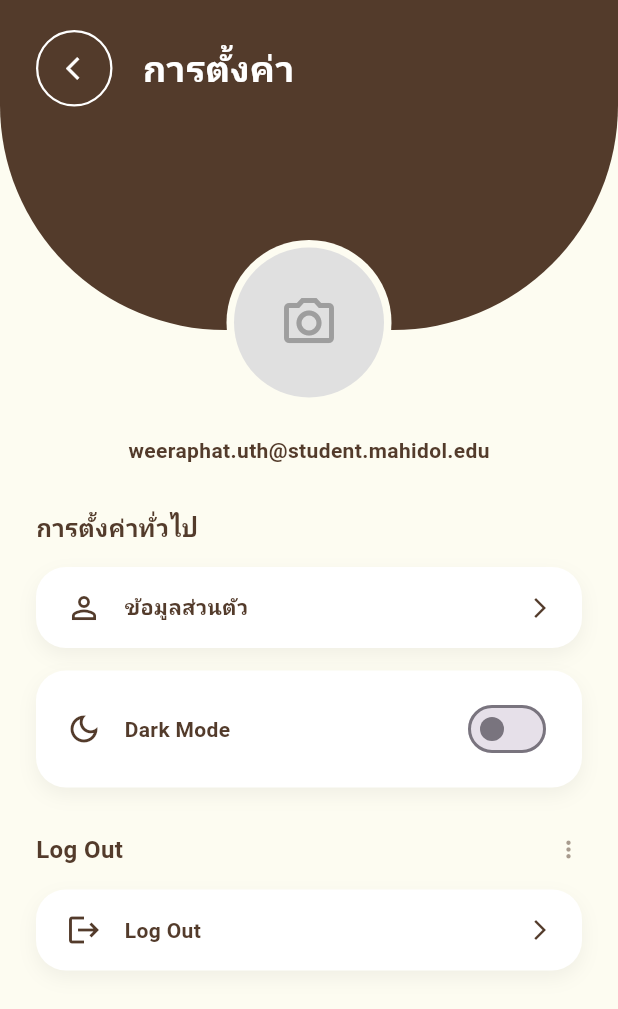
After one commit to Danaithep12072005/mood-vibe-app, a Flutter app: the SettingsPage screen opened by its route, on a phone screen of 412 x 824 dp. The commit adds this screen. Shown: the top 1009 px of the screen. Run offline on Flutter 3.47's test engine with Material 3 defaults, Android fonts, the phone set to English and light mode, and no system bars; network calls fail; Roboto replaces fonts that are missing (Montserrat).

Commit message:
settings_main

```diff
--- a/lib/main.dart
+++ b/lib/main.dart
@@ -5,6 +5,7 @@ import 'pages/sign_in_page.dart';
 import 'pages/register_page.dart';
 import 'pages/score_page.dart';
 import 'pages/statistics_page.dart';
+import 'pages/settings_page.dart';
 
 
 // --- 2. Import Shared Widgets (สีและดีไซน์หลัก) ---
@@ -36,6 +37,7 @@ class MyApp extends StatelessWidget {
         '/register': (context) => const RegisterPage(),
         '/score': (context) => const ScorePage(),
         '/statistics': (context) => const StatisticsPage(),
+        '/settings': (context) => const SettingsPage(),
       },
     );
   }
--- /dev/null
+++ b/lib/pages/settings_page.dart
@@ -0,0 +1,196 @@
+import 'package:flutter/material.dart';
+import '../utils/shared_widgets.dart';
+
+class SettingsPage extends StatefulWidget {
+  const SettingsPage({super.key});
+
+  @override
+  State<SettingsPage> createState() => _SettingsPageState();
+}
+
+class _SettingsPageState extends State<SettingsPage> {
+  bool isDarkMode = false; // เก็บสถานะปุ่ม Dark Mode
+
+  @override
+  Widget build(BuildContext context) {
+    return Scaffold(
+      backgroundColor: moodVibeCream,
+      body: SingleChildScrollView(
+        child: Column(
+          children: [
+            // ส่วน Header โค้งสีน้ำตาลเข้ม และ รูปโปรไฟล์
+            Stack(
+              clipBehavior: Clip.none, // ยอมให้ widget ล้นขอบ Stack ได้
+              alignment: Alignment.topCenter,
+              children: [
+                // 1. พื้นหลังสีน้ำตาลโค้ง
+                Container(
+                  height: 220, // ลดความสูงลงเล็กน้อย
+                  width: double.infinity,
+                  decoration: const BoxDecoration(
+                    color: moodVibeDarkBrown,
+                    borderRadius: BorderRadius.only(
+                      bottomLeft: Radius.circular(150),
+                      bottomRight: Radius.circular(150),
+                    ),
+                  ),
+                ),
+
+                // 2. ปุ่มย้อนกลับ และ ข้อความ "การตั้งค่า" (จัดให้อยู่ด้านบน)
+                SafeArea(
+                  child: Padding(
+                    padding: const EdgeInsets.only(top: 20, left: 24, right: 24),
+                    child: Row(
+                      crossAxisAlignment: CrossAxisAlignment.center,
+                      children: [
+                        Container(
+                          decoration: BoxDecoration(
+                            shape: BoxShape.circle,
+                            border: Border.all(color: Colors.white, width: 1.5)
+                          ),
+                          child: IconButton(
+                            icon: const Icon(Icons.arrow_back_ios_new, size: 18, color: Colors.white),
+                            onPressed: () => Navigator.pop(context),
+                            padding: const EdgeInsets.only(right: 2), // ขยับไอคอนให้ตรงกลางวงกลม
+                            constraints: const BoxConstraints(minWidth: 40, minHeight: 40),
+                          ),
+                        ),
+                        const SizedBox(width: 20),
+                        const Text(
+                          'การตั้งค่า',
+                          style: TextStyle(fontSize: 24, fontWeight: FontWeight.bold, color: Colors.white)
+                        ),
+                      ],
+                    ),
+                  ),
+                ),
+
+                // 3. รูปโปรไฟล์ (จัดให้อยู่กึ่งกลางรอยต่อ)
+                Positioned(
+                  bottom: -50, // ดันรูปลงมาครึ่งหนึ่งของขนาดรูป (radius 50)
+                  child: Container(
+                    padding: const EdgeInsets.all(5), // สร้างขอบสีขาวรอบรูป
+                    decoration: const BoxDecoration(
+                      color: moodVibeCream,
+                      shape: BoxShape.circle
+                    ),
+                    child: CircleAvatar(
+                      radius: 50,
+                      backgroundColor: Colors.grey.shade300,
+                      child: const Icon(Icons.camera_alt_outlined, size: 40, color: Colors.grey),
+                    ),
+                  ),
+                ),
+              ],
+            ),
+
+            // เว้นระยะห่างด้านล่างรูปโปรไฟล์
+            const SizedBox(height: 70),
+
+            // ข้อมูลผู้ใช้
+            const Text(
+              'weeraphat.uth@student.mahidol.edu',
+              style: TextStyle(color: moodVibeDarkBrown, fontWeight: FontWeight.bold)
+            ),
+            const SizedBox(height: 30),
+
+            // ส่วนของเมนูการตั้งค่า
+            Padding(
+              padding: const EdgeInsets.symmetric(horizontal: 24.0),
+              child: Column(
+                crossAxisAlignment: CrossAxisAlignment.start,
+                children: [
+                  const Text(
+                    'การตั้งค่าทั่วไป',
+                    style: TextStyle(fontSize: 16, fontWeight: FontWeight.bold, color: moodVibeDarkBrown)
+                  ),
+                  const SizedBox(height: 15),
+
+                  // เมนู ข้อมูลส่วนตัว
+                  _buildSettingTile(
+                    title: 'ข้อมูลส่วนตัว',
+                    icon: Icons.person_outline,
+                    onTap: () => Navigator.pushNamed(context, '/profile_edit'),
+                    trailing: const Icon(Icons.arrow_forward_ios, size: 16, color: moodVibeDarkBrown),
+                  ),
+                  const SizedBox(height: 15),
+
+                  // เมนู Dark Mode
+                  _buildSettingTile(
+                    title: 'Dark Mode',
+                    icon: Icons.dark_mode_outlined,
+                    onTap: () {},
+                    trailing: Switch(
+                      value: isDarkMode,
+                      activeColor: moodVibeOlive,
+                      onChanged: (value) {
+                        setState(() { isDarkMode = value; });
+                      },
+                    ),
+                  ),
+                  const SizedBox(height: 30),
+
+                  // เมนู Log Out
+                  Row(
+                    mainAxisAlignment: MainAxisAlignment.spaceBetween,
+                    children: [
+                      const Text(
+                        'Log Out',
+                        style: TextStyle(fontSize: 16, fontWeight: FontWeight.bold, color: moodVibeDarkBrown)
+                      ),
+                      Icon(Icons.more_vert, size: 18, color: moodVibeDarkBrown.withOpacity(0.5)), // ไอคอน 3 จุด
+                    ],
+                  ),
+                  const SizedBox(height: 15),
+                  _buildSettingTile(
+                    title: 'Log Out',
+                    icon: Icons.logout,
+                    onTap: () {
+                      Navigator.pushNamedAndRemoveUntil(context, '/', (route) => false);
+                    },
+                    trailing: const Icon(Icons.arrow_forward_ios, size: 16, color: moodVibeDarkBrown),
+                  ),
+                  const SizedBox(height: 40), // เว้นระยะล่างสุด
+                ],
+              ),
+            ),
+          ],
+        ),
+      ),
+    );
+  }
+
+  // วิดเจ็ตปุ่มตั้งค่า (ใช้ซ้ำได้)
+  Widget _buildSettingTile({required String title, required IconData icon, required Widget trailing, required VoidCallback onTap}) {
+    return GestureDetector(
+      onTap: onTap,
+      child: Container(
+        padding: const EdgeInsets.symmetric(horizontal: 20, vertical: 15),
+        decoration: BoxDecoration(
+          color: Colors.white,
+          borderRadius: BorderRadius.circular(20), // ปรับให้โค้งน้อยลงเหมือนในรูป
+          boxShadow: [
+            BoxShadow(
+              color: Colors.black.withOpacity(0.05),
+              blurRadius: 10,
+              offset: const Offset(0, 5)
+            )
+          ],
+        ),
+        child: Row(
+          children: [
+            Icon(icon, color: moodVibeDarkBrown),
+            const SizedBox(width: 15),
+            Expanded(
+              child: Text(
+                title,
+                style: const TextStyle(fontWeight: FontWeight.bold, color: moodVibeDarkBrown)
+              )
+            ),
+            trailing,
+          ],
+        ),
+      ),
+    );
+  }
+}
```
